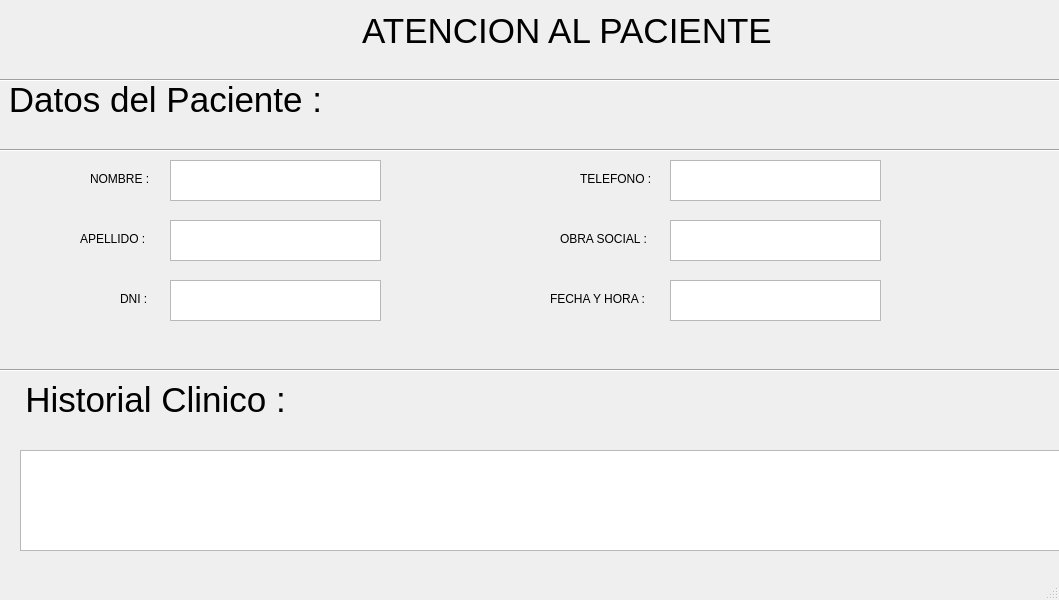
Before: the Qt Designer form diseños_qt/atencionalpaciente.ui in FeliFaule/PROYECTO-FINAL, drawn with Qt 5.
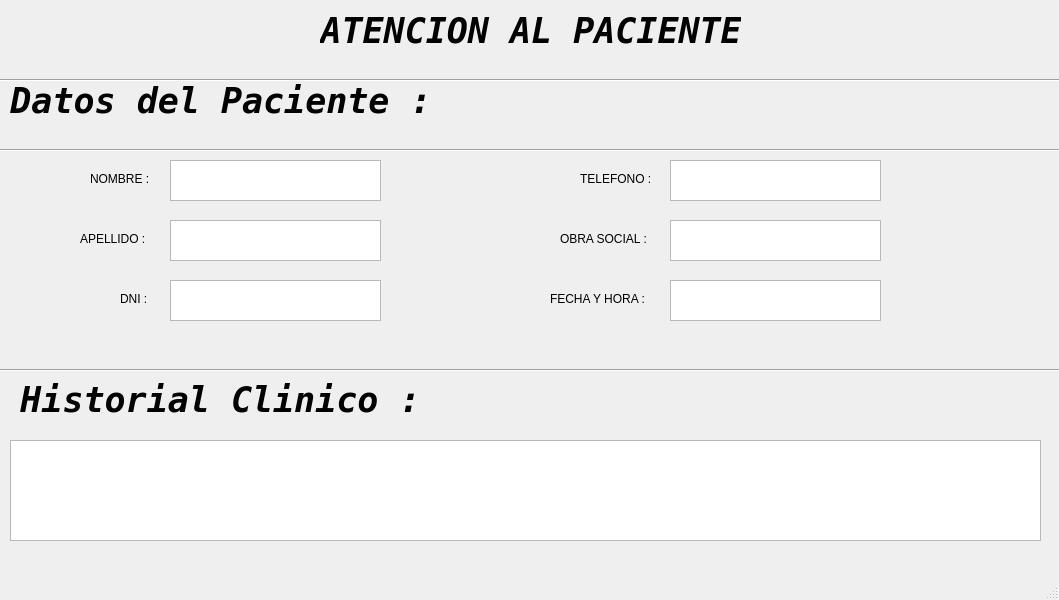
After: the same form once the commit is applied.

Patch:
```diff
--- a/diseños_qt/atencionalpaciente.ui
+++ b/diseños_qt/atencionalpaciente.ui
@@ -17,12 +17,20 @@
    <widget class="QLabel" name="Atencion_label">
     <property name="geometry">
      <rect>
-      <x>360</x>
+      <x>320</x>
       <y>10</y>
-      <width>414</width>
+      <width>421</width>
       <height>42</height>
      </rect>
     </property>
+    <property name="font">
+     <font>
+      <family>DejaVu Sans Mono</family>
+      <weight>75</weight>
+      <italic>true</italic>
+      <bold>true</bold>
+     </font>
+    </property>
     <property name="frameShape">
      <enum>QFrame::NoFrame</enum>
     </property>
@@ -160,12 +168,20 @@
    <widget class="QLabel" name="Datos_label">
     <property name="geometry">
      <rect>
-      <x>-30</x>
-      <y>70</y>
-      <width>391</width>
-      <height>61</height>
+      <x>10</x>
+      <y>80</y>
+      <width>422</width>
+      <height>42</height>
      </rect>
     </property>
+    <property name="font">
+     <font>
+      <family>DejaVu Sans Mono</family>
+      <weight>75</weight>
+      <italic>true</italic>
+      <bold>true</bold>
+     </font>
+    </property>
     <property name="frameShape">
      <enum>QFrame::NoFrame</enum>
     </property>
@@ -304,9 +320,9 @@
    <widget class="QTextBrowser" name="textBrowser_historial">
     <property name="geometry">
      <rect>
-      <x>20</x>
-      <y>450</y>
-      <width>1041</width>
+      <x>10</x>
+      <y>440</y>
+      <width>1031</width>
       <height>101</height>
      </rect>
     </property>
@@ -314,12 +330,20 @@
    <widget class="QLabel" name="historial_label">
     <property name="geometry">
      <rect>
-      <x>-40</x>
+      <x>20</x>
       <y>370</y>
-      <width>391</width>
+      <width>401</width>
       <height>61</height>
      </rect>
     </property>
+    <property name="font">
+     <font>
+      <family>DejaVu Sans Mono</family>
+      <weight>75</weight>
+      <italic>true</italic>
+      <bold>true</bold>
+     </font>
+    </property>
     <property name="frameShape">
      <enum>QFrame::NoFrame</enum>
     </property>
```
